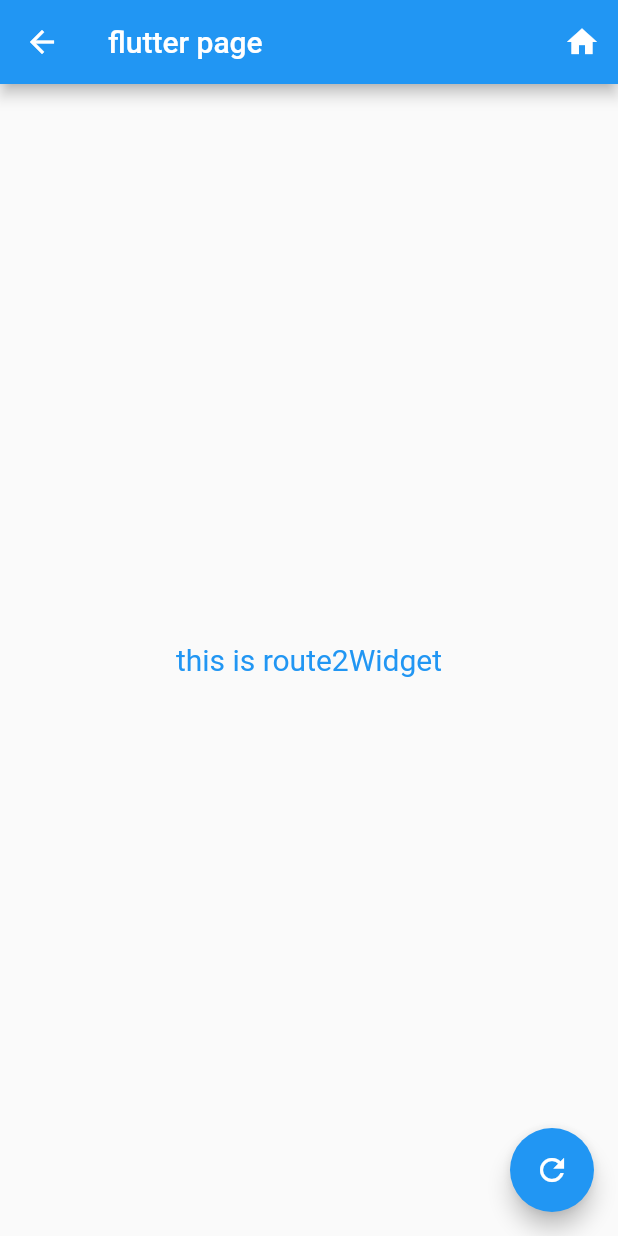
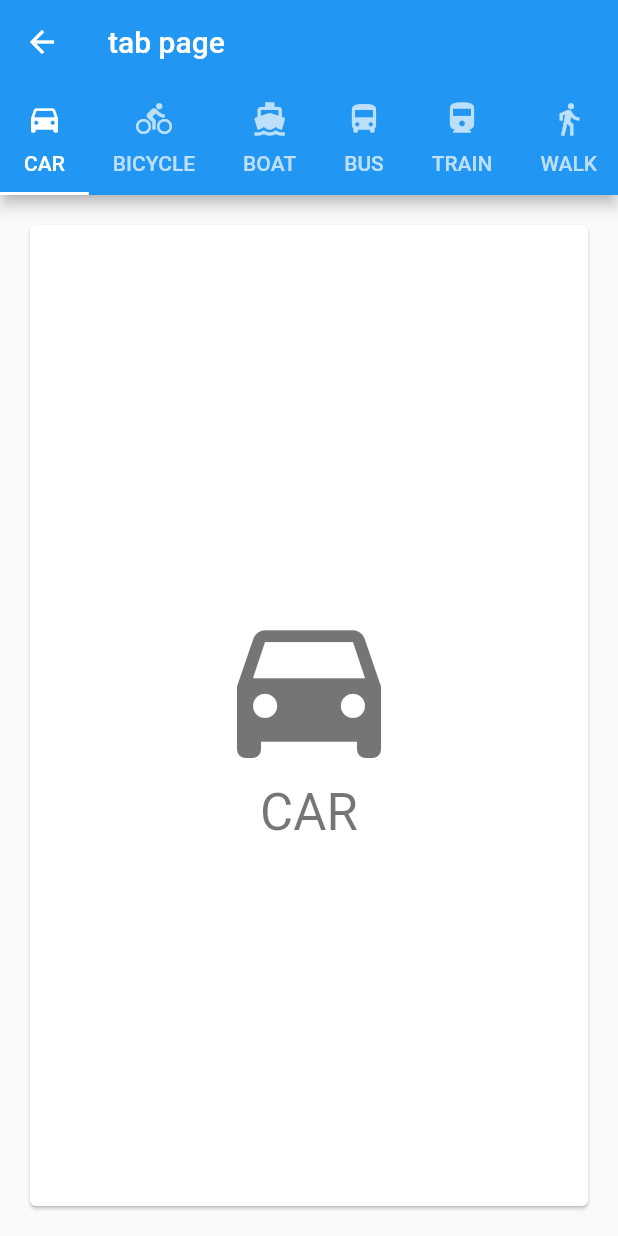
Before and after one commit to azusalee/MyFlutterDemo, a Flutter app: the screen it shows after launch, after a tap on the "home" icon, on a phone screen of 412 x 824 dp. Run offline on Flutter 3.47's test engine with Material 2 defaults, Android fonts, the phone set to English and light mode, and no system bars.

Commit message:
添加带tab的页面;

```diff
--- a/my_flutter_module/lib/main.dart
+++ b/my_flutter_module/lib/main.dart
@@ -1,5 +1,6 @@
 import 'package:flutter/material.dart';
 import 'dart:ui';
+import 'tab_page.dart';
 
 void main() => runApp(MyApp(
   //通过window.defaultRouteName获取从native传递过来的参数,需要导入dart:ui包
@@ -73,7 +74,8 @@ class _MyHomePageState extends State<MyHomePage> {
     Navigator.of(context).push(
       new MaterialPageRoute(
           builder: (context) {
-            return MyHomePage(initParams: "/route2");
+            MyTabPage mypage = MyTabPage();
+            return mypage;
             return new Scaffold(
               appBar: new AppBar(
                 title: new Text('Saved Suggestions'),
--- /dev/null
+++ b/my_flutter_module/lib/tab_page.dart
@@ -0,0 +1,76 @@
+import 'package:flutter/material.dart';
+
+class Choice {
+  const Choice({ this.title, this.icon });
+  final String title;
+  final IconData icon;
+}
+
+const List<Choice> choices = const <Choice>[
+  const Choice(title: 'CAR', icon: Icons.directions_car),
+  const Choice(title: 'BICYCLE', icon: Icons.directions_bike),
+  const Choice(title: 'BOAT', icon: Icons.directions_boat),
+  const Choice(title: 'BUS', icon: Icons.directions_bus),
+  const Choice(title: 'TRAIN', icon: Icons.directions_railway),
+  const Choice(title: 'WALK', icon: Icons.directions_walk),
+];
+
+class MyTabPage extends StatefulWidget {
+  @override
+  MyTabPageState createState() => MyTabPageState();
+}
+
+class MyTabPageState extends State<MyTabPage> {
+  @override
+  Widget build(BuildContext context) {
+    return DefaultTabController(
+      length: choices.length,
+      child: Scaffold(
+        appBar: AppBar(
+          title: Text('tab page'),
+          bottom: TabBar(
+            isScrollable: true,
+            tabs: choices.map((Choice choice) {
+              return Tab(
+                text: choice.title,
+                icon: Icon(choice.icon),
+              );
+            }).toList(),
+          ),
+        ),
+        body: TabBarView(
+          children: choices.map((Choice choice) {
+            return Padding(
+              padding: const EdgeInsets.all(16.0),
+              child: ChoiceCard(choice: choice,),
+            );
+          }).toList(),
+        ),
+      ),
+    );
+  }
+}
+
+class ChoiceCard extends StatelessWidget {
+  const ChoiceCard({ Key key, this.choice }) : super(key: key);
+
+  final Choice choice;
+
+  @override
+  Widget build(BuildContext context) {
+    final TextStyle textStyle = Theme.of(context).textTheme.display1;
+    return new Card(
+      color: Colors.white,
+      child: new Center(
+        child: new Column(
+          mainAxisSize: MainAxisSize.min,
+          crossAxisAlignment: CrossAxisAlignment.center,
+          children: <Widget>[
+            new Icon(choice.icon, size: 128.0, color: textStyle.color),
+            new Text(choice.title, style: textStyle),
+          ],
+        ),
+      ),
+    );
+  }
+}
```
